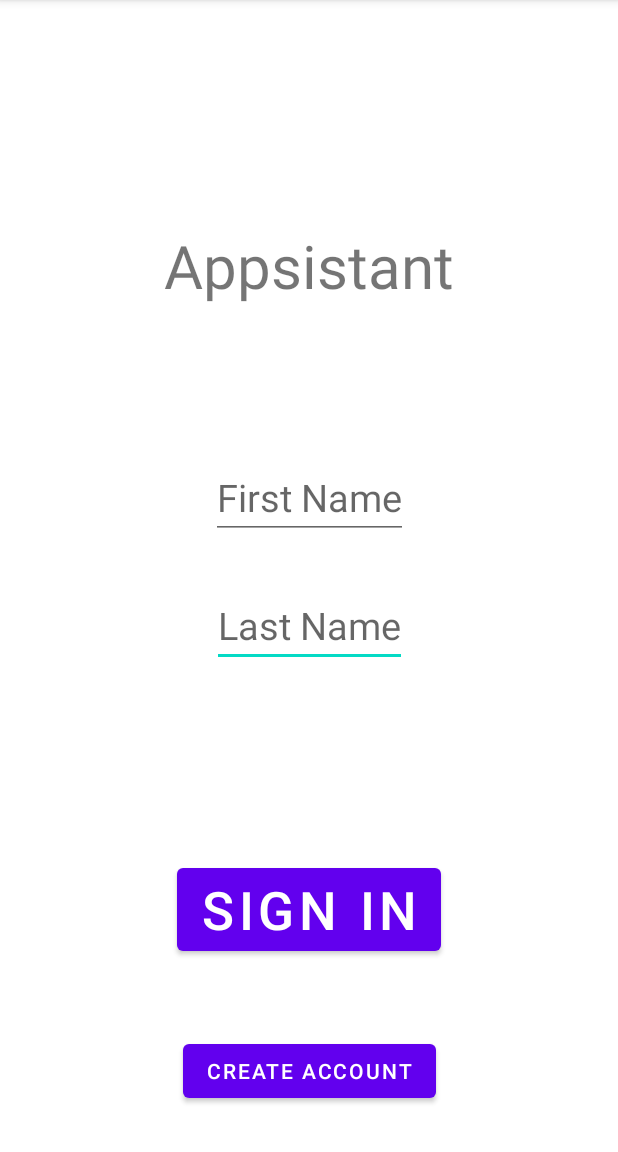
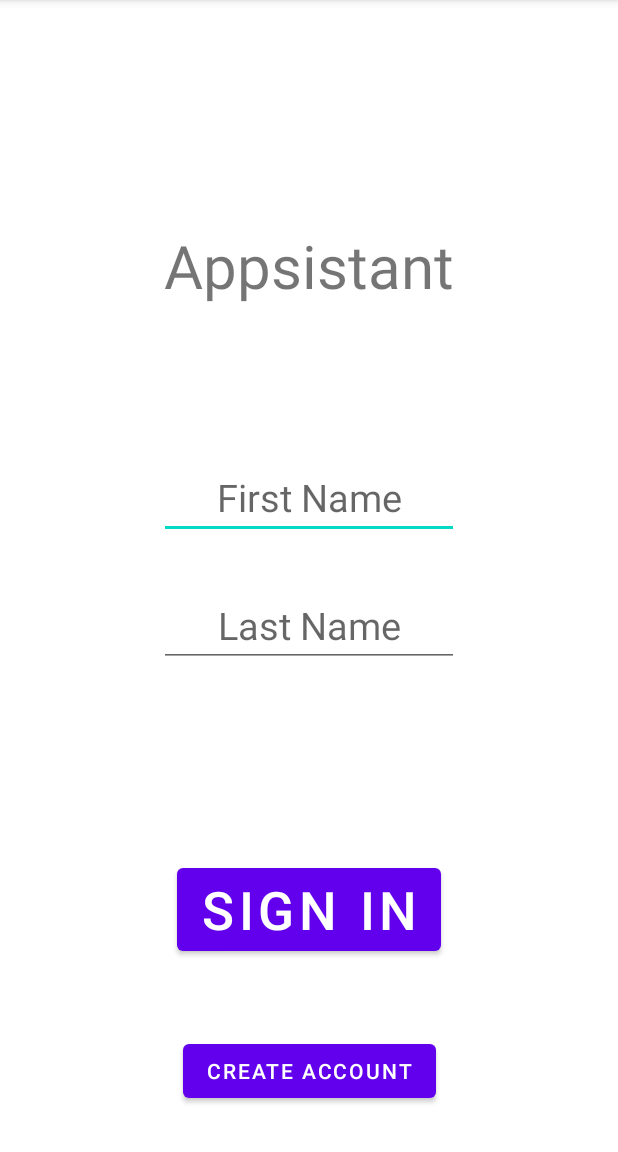
Before and after one commit to Hayden-Bailey/CP3405_Blanko_Part2, an Android app: the screen it shows after launch (MainActivity), on a phone screen of 412 x 824 dp, the part 84-1236 px from its top. Run offline under Robolectric (Android 15) with nearby library versions, the phone set to English and light mode, and no system bars.

Commit message:
Add coding to connect activities together properly

```diff
--- a/app/src/main/java/au/edu/jcu/cp3406/cp3405_blanko/CreateAccountActivity.java
+++ b/app/src/main/java/au/edu/jcu/cp3406/cp3405_blanko/CreateAccountActivity.java
@@ -27,6 +27,8 @@ public class CreateAccountActivity extends AppCompatActivity {
         lastNameInput = findViewById(R.id.lastNameInput);
         questionInput = findViewById(R.id.questionInput);
         answerInput = findViewById(R.id.answerInput);
+
+        accountDatabaseHelper = new AccountDatabaseHelper(this);
 
         ActionBar actionBar = getSupportActionBar();
         if (actionBar != null) {
@@ -66,6 +68,4 @@ public class CreateAccountActivity extends AppCompatActivity {
     private void popupMessage() {
         Toast.makeText(this, "Please fill out all fields.", Toast.LENGTH_SHORT).show();
     }
-
-
 }
--- a/app/src/main/java/au/edu/jcu/cp3406/cp3405_blanko/MainActivity.java
+++ b/app/src/main/java/au/edu/jcu/cp3406/cp3405_blanko/MainActivity.java
@@ -13,9 +13,9 @@ import android.widget.Toast;
 public class MainActivity extends AppCompatActivity {
 
     private static final String TAG = MainActivity.class.getSimpleName();
-    AccountDatabaseHelper accountDatabaseHelper;
+    private AccountDatabaseHelper accountDatabaseHelper;
+    private EditText firstName, lastName;
 
-    public EditText firstName, lastName;
     @Override
     protected void onCreate(Bundle savedInstanceState) {
         super.onCreate(savedInstanceState);
@@ -34,8 +34,10 @@ public class MainActivity extends AppCompatActivity {
                 String firstNameText = firstName.getText().toString();
                 String lastNameText = lastName.getText().toString();
                 boolean userExists = accountDatabaseHelper.checkUserAccounts(firstNameText,lastNameText);
-                if (!userExists) {
+                if (userExists) {
                     Intent intent = new Intent(MainActivity.this, QuestionActivity.class);
+                    intent.putExtra("firstName",firstNameText);
+                    intent.putExtra("lastName",lastNameText);
                     startActivity(intent);
                 }
                 else {
--- a/app/src/main/res/layout/activity_main.xml
+++ b/app/src/main/res/layout/activity_main.xml
@@ -20,30 +20,33 @@
 
 
     <EditText
+        android:id="@+id/firstName"
+        android:layout_width="200dp"
+        android:layout_height="wrap_content"
+        android:layout_marginTop="100sp"
+        android:inputType="textShortMessage"
+        android:hint="@string/first_name"
+        android:textSize="25sp"
+        android:importantForAutofill="no"
+        android:textAlignment="center"
+        app:layout_constraintEnd_toEndOf="parent"
+        app:layout_constraintStart_toStartOf="parent"
+        app:layout_constraintTop_toBottomOf="@+id/logo" />
+
+    <EditText
         android:id="@+id/lastName"
-        android:layout_width="wrap_content"
+        android:layout_width="200dp"
         android:layout_height="wrap_content"
         android:layout_marginTop="30dp"
         android:hint="@string/last_name"
         android:textSize="25sp"
-        android:inputType="text"
+        android:inputType="textShortMessage"
+        android:textAlignment="center"
         android:importantForAutofill="no"
         app:layout_constraintEnd_toEndOf="parent"
         app:layout_constraintStart_toStartOf="parent"
         app:layout_constraintTop_toBottomOf="@+id/firstName" />
 
-    <EditText
-        android:id="@+id/firstName"
-        android:layout_width="wrap_content"
-        android:layout_height="wrap_content"
-        android:layout_marginTop="100sp"
-        android:inputType="text"
-        android:hint="@string/first_name"
-        android:textSize="25sp"
-        android:importantForAutofill="no"
-        app:layout_constraintEnd_toEndOf="parent"
-        app:layout_constraintStart_toStartOf="parent"
-        app:layout_constraintTop_toBottomOf="@+id/logo" />
 
     <Button
         android:id="@+id/signIn"
--- a/app/src/main/res/layout/activity_question.xml
+++ b/app/src/main/res/layout/activity_question.xml
@@ -41,20 +41,22 @@
         android:textSize="25sp"/>
 
     <EditText
-        android:id="@+id/textView4"
+        android:id="@+id/answerInput"
         android:layout_width="250dp"
         android:layout_height="wrap_content"
         android:textAlignment="center"
         android:layout_marginTop="100dp"
         android:hint="@string/answer"
         android:textSize="30sp"
+        android:importantForAutofill="no"
+        android:inputType="textShortMessage"
         app:layout_constraintEnd_toEndOf="parent"
         app:layout_constraintHorizontal_bias="0.501"
         app:layout_constraintStart_toStartOf="parent"
         app:layout_constraintTop_toBottomOf="@+id/questionDisplay" />
 
     <Button
-        android:id="@+id/button2"
+        android:id="@+id/signInButton"
         android:layout_width="wrap_content"
         android:layout_height="wrap_content"
         android:layout_marginBottom="50dp"
```
Also changed, not shown: app/src/main/java/au/edu/jcu/cp3406/cp3405_blanko/AccountDatabaseHelper.java (+27 -11 lines), app/src/main/java/au/edu/jcu/cp3406/cp3405_blanko/QuestionActivity.java (+21 -0 lines).
